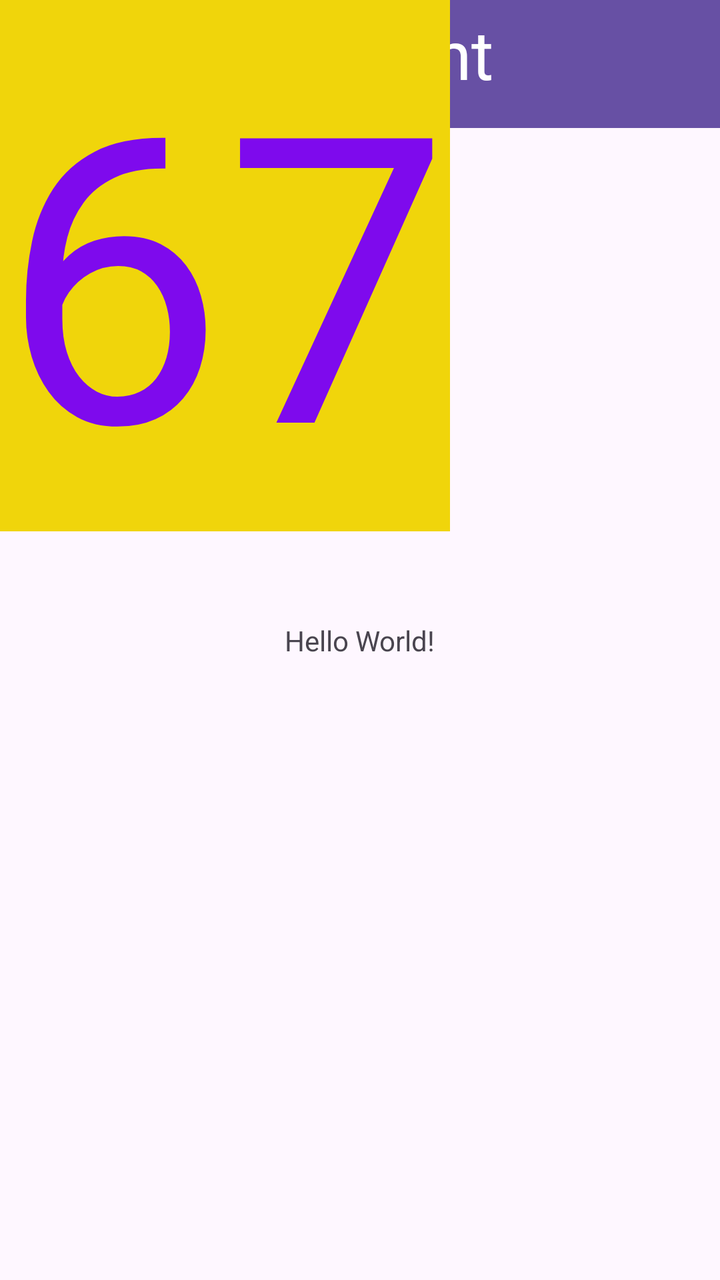
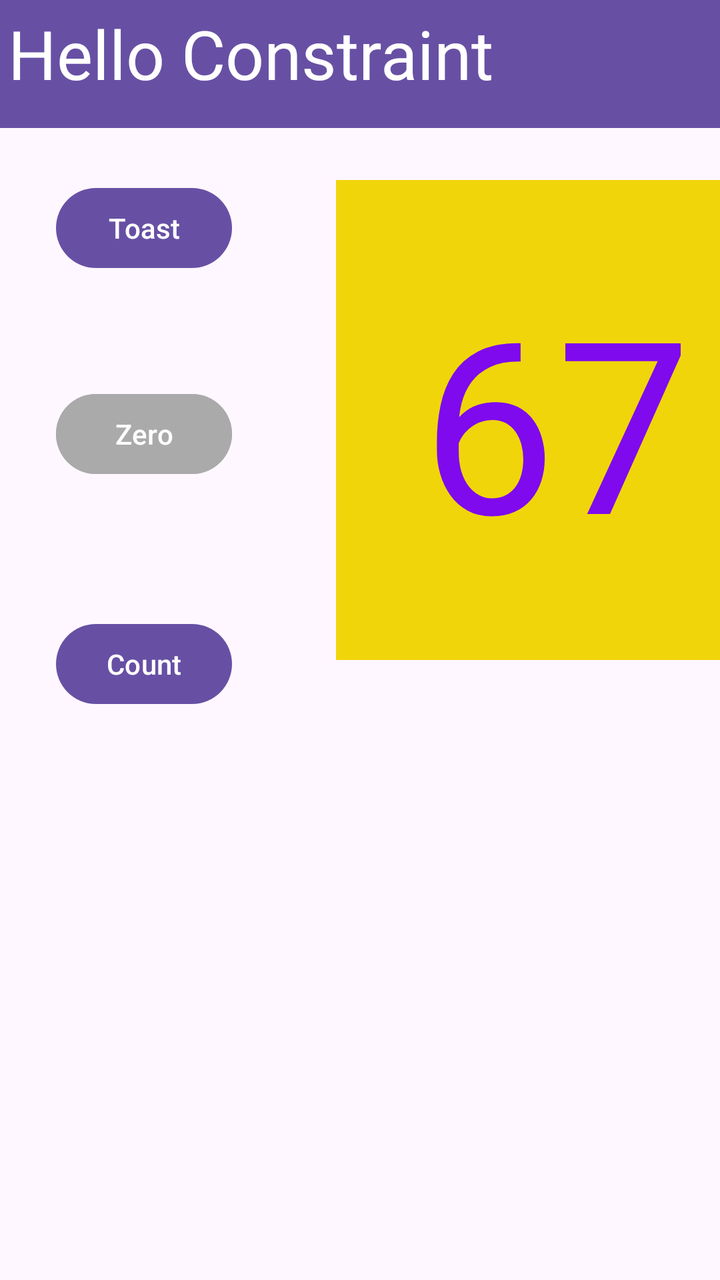

The first picture is an Android layout as it rendered before a commit; the second is the same layout after the commit. The layout source and the unified diff follow.
<!-- AndroidManifest.xml: application theme Theme.HelloConstraint -->
<!-- res/layout/activity_main.xml -->
<?xml version="1.0" encoding="utf-8"?>
<androidx.constraintlayout.widget.ConstraintLayout xmlns:android="http://schemas.android.com/apk/res/android"
    xmlns:app="http://schemas.android.com/apk/res-auto"
    xmlns:tools="http://schemas.android.com/tools"
    android:id="@+id/main"
    android:layout_width="match_parent"
    android:layout_height="match_parent"
    tools:context=".MainActivity">

    <TextView
        android:layout_width="wrap_content"
        android:layout_height="wrap_content"
        android:text="Hello World!"
        app:layout_constraintBottom_toBottomOf="parent"
        app:layout_constraintEnd_toEndOf="parent"
        app:layout_constraintStart_toStartOf="parent"
        app:layout_constraintTop_toTopOf="parent" />

    <androidx.appcompat.widget.Toolbar
        android:id="@+id/toolbar2"
        android:layout_width="409dp"
        android:layout_height="wrap_content"
        android:background="?attr/colorPrimary"
        android:minHeight="?attr/actionBarSize"
        android:theme="?attr/actionBarTheme"
        app:layout_constraintEnd_toEndOf="parent"
        app:layout_constraintStart_toStartOf="parent"
        app:layout_constraintTop_toTopOf="parent" />

    <TextView
        android:id="@+id/textView"
        android:layout_width="389dp"
        android:layout_height="69dp"
        android:layout_marginStart="4dp"
        android:layout_marginTop="4dp"
        android:text="Hello Constraint"
        android:textColor="#FFFFFF"
        android:textColorLink="#FFFFFF"
        android:textSize="34sp"
        app:layout_constraintStart_toStartOf="parent"
        app:layout_constraintTop_toTopOf="parent" />

    <Button
        android:id="@+id/button"
        android:layout_width="wrap_content"
        android:layout_height="wrap_content"
        android:text="Button"
        tools:layout_editor_absoluteX="33dp"
        tools:layout_editor_absoluteY="118dp" />

    <Button
        android:id="@+id/button2"
        android:layout_width="wrap_content"
        android:layout_height="wrap_content"
        android:text="Button"
        tools:layout_editor_absoluteX="35dp"
        tools:layout_editor_absoluteY="217dp" />

    <Button
        android:id="@+id/button3"
        android:layout_width="wrap_content"
        android:layout_height="wrap_content"
        android:text="Button"
        tools:layout_editor_absoluteX="35dp"
        tools:layout_editor_absoluteY="331dp" />

    <TextView
        android:id="@+id/textView2"
        android:layout_width="wrap_content"
        android:layout_height="wrap_content"
        android:background="#F0D50B"
        android:text="67"
        android:textColor="#7E0AED"
        android:textSize="200sp"
        tools:layout_editor_absoluteX="168dp"
        tools:layout_editor_absoluteY="90dp" />

</androidx.constraintlayout.widget.ConstraintLayout>
<!-- resources referenced by this layout -->
<resources>
  <style name="Theme.HelloConstraint" parent="Base.Theme.HelloConstraint" />
  <style name="Base.Theme.HelloConstraint" parent="Theme.Material3.DayNight.NoActionBar">
          
          
      </style>
</resources>

<!-- the commit's change to res/layout/activity_main.xml (unified diff, before → after) -->
@@ -6,15 +6,6 @@
     android:layout_width="match_parent"
     android:layout_height="match_parent"
     tools:context=".MainActivity">
-
-    <TextView
-        android:layout_width="wrap_content"
-        android:layout_height="wrap_content"
-        android:text="Hello World!"
-        app:layout_constraintBottom_toBottomOf="parent"
-        app:layout_constraintEnd_toEndOf="parent"
-        app:layout_constraintStart_toStartOf="parent"
-        app:layout_constraintTop_toTopOf="parent" />
 
     <androidx.appcompat.widget.Toolbar
         android:id="@+id/toolbar2"
@@ -33,7 +24,7 @@
         android:layout_height="69dp"
         android:layout_marginStart="4dp"
         android:layout_marginTop="4dp"
-        android:text="Hello Constraint"
+        android:text="@string/hello_constraint"
         android:textColor="#FFFFFF"
         android:textColorLink="#FFFFFF"
         android:textSize="34sp"
@@ -44,35 +35,49 @@
         android:id="@+id/button"
         android:layout_width="wrap_content"
         android:layout_height="wrap_content"
-        android:text="Button"
-        tools:layout_editor_absoluteX="33dp"
-        tools:layout_editor_absoluteY="118dp" />
+        android:layout_marginStart="28dp"
+        android:layout_marginTop="90dp"
+        android:text="@string/button_toast"
+        android:onClick="showToast"
+        app:layout_constraintStart_toStartOf="parent"
+        app:layout_constraintTop_toTopOf="parent" />
 
     <Button
         android:id="@+id/button2"
         android:layout_width="wrap_content"
         android:layout_height="wrap_content"
-        android:text="Button"
-        tools:layout_editor_absoluteX="35dp"
-        tools:layout_editor_absoluteY="217dp" />
+        android:layout_marginStart="28dp"
+        android:layout_marginTop="193dp"
+        android:text="@string/button_zero"
+        android:backgroundTint="@android:color/darker_gray"
+        android:onClick="zero"
+        app:layout_constraintStart_toStartOf="parent"
+        app:layout_constraintTop_toTopOf="parent" />
 
     <Button
         android:id="@+id/button3"
         android:layout_width="wrap_content"
         android:layout_height="wrap_content"
-        android:text="Button"
-        tools:layout_editor_absoluteX="35dp"
-        tools:layout_editor_absoluteY="331dp" />
+        android:layout_marginStart="28dp"
+        android:layout_marginTop="308dp"
+        android:text="@string/button_count"
+        android:onClick="countUp"
+        app:layout_constraintStart_toStartOf="parent"
+        app:layout_constraintTop_toTopOf="parent" />
 
     <TextView
         android:id="@+id/textView2"
-        android:layout_width="wrap_content"
-        android:layout_height="wrap_content"
+        android:layout_width="220dp"
+        android:layout_height="240dp"
+        android:layout_marginStart="168dp"
+        android:layout_marginTop="90dp"
         android:background="#F0D50B"
-        android:text="67"
+        android:gravity="center"
+        android:maxLines="1"
+        android:text="@string/initial_count"
         android:textColor="#7E0AED"
-        android:textSize="200sp"
-        tools:layout_editor_absoluteX="168dp"
-        tools:layout_editor_absoluteY="90dp" />
+        android:textSize="120sp"
+        app:layout_constraintStart_toStartOf="parent"
+        app:layout_constraintTop_toTopOf="parent" />
 
 </androidx.constraintlayout.widget.ConstraintLayout>
<!-- resource entries referenced after the edit -->
@@ -1,5 +1,10 @@
 <!-- resources referenced by this layout -->
 <resources>
+  <string name="button_count">Count</string>
+  <string name="button_toast">Toast</string>
+  <string name="button_zero">Zero</string>
+  <string name="hello_constraint">Hello Constraint</string>
+  <string name="initial_count">67</string>
   <style name="Theme.HelloConstraint" parent="Base.Theme.HelloConstraint" />
   <style name="Base.Theme.HelloConstraint" parent="Theme.Material3.DayNight.NoActionBar">
           
